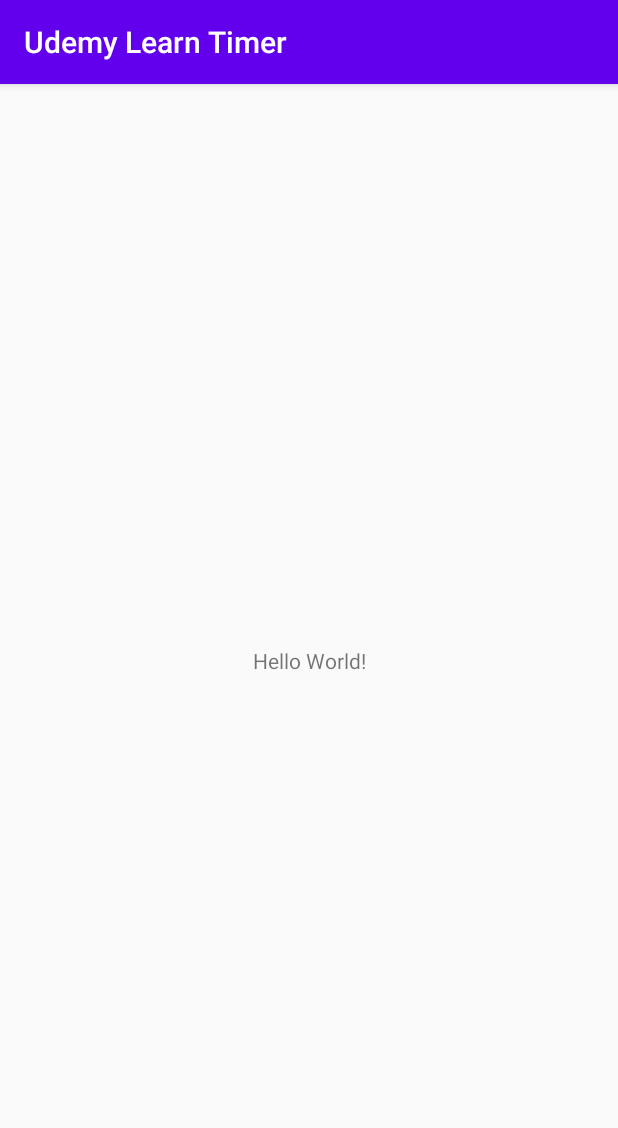
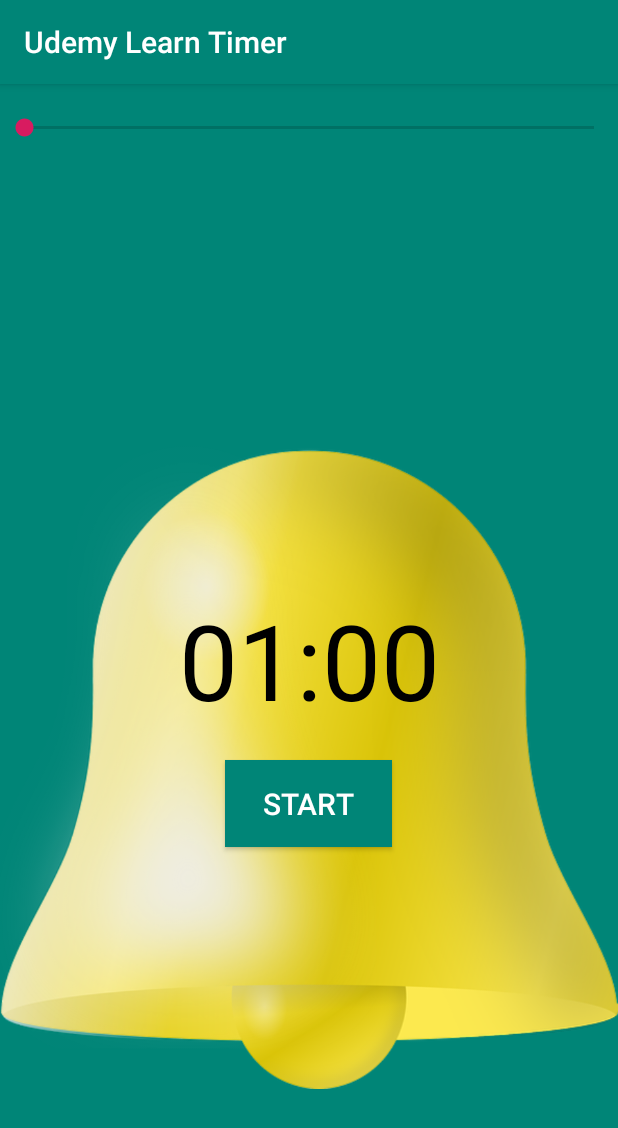
Before and after one commit to ildarsaribzhanov/LearnAndroid_Timer, an Android app: the screen it shows after launch (MainActivity), on a phone screen of 412 x 824 dp. Shown: the top 1128 px of the screen. Run offline under Robolectric (Android 15) with nearby library versions, the phone set to English and light mode, and no system bars.

Commit message:
[Add] makeup

```diff
--- a/app/src/main/res/layout/activity_main.xml
+++ b/app/src/main/res/layout/activity_main.xml
@@ -1,18 +1,61 @@
 <?xml version="1.0" encoding="utf-8"?>
-<androidx.constraintlayout.widget.ConstraintLayout xmlns:android="http://schemas.android.com/apk/res/android"
+<RelativeLayout xmlns:android="http://schemas.android.com/apk/res/android"
     xmlns:app="http://schemas.android.com/apk/res-auto"
     xmlns:tools="http://schemas.android.com/tools"
     android:layout_width="match_parent"
     android:layout_height="match_parent"
+    android:background="@color/colorPrimary"
     tools:context=".MainActivity">
 
-    <TextView
-        android:layout_width="wrap_content"
+    <ImageView
+        android:id="@+id/bg"
+        android:layout_width="match_parent"
         android:layout_height="wrap_content"
-        android:text="Hello World!"
-        app:layout_constraintBottom_toBottomOf="parent"
-        app:layout_constraintLeft_toLeftOf="parent"
-        app:layout_constraintRight_toRightOf="parent"
-        app:layout_constraintTop_toTopOf="parent" />
+        android:layout_alignParentBottom="true"
+        android:contentDescription="TODO"
+        android:src="@drawable/bg" />
 
-</androidx.constraintlayout.widget.ConstraintLayout>
+    <RelativeLayout
+        android:layout_width="match_parent"
+        android:layout_height="wrap_content"
+        android:layout_alignParentTop="true"
+        android:layout_alignParentBottom="true"
+        android:orientation="vertical">
+
+        <SeekBar
+            android:id="@+id/seekBar"
+            android:layout_width="match_parent"
+            android:layout_height="wrap_content"
+            android:layout_alignParentTop="true"
+            android:layout_marginTop="20dp"
+            android:layout_weight="1" />
+
+        <TextView
+            android:id="@+id/timerValue"
+            android:layout_width="match_parent"
+            android:layout_height="wrap_content"
+            android:layout_centerVertical="true"
+            android:layout_marginTop="300dp"
+            android:text="01:00"
+            android:textColor="@android:color/black"
+            android:textAlignment="center"
+            android:textSize="70sp" />
+
+        <Button
+            android:id="@+id/button"
+            android:layout_width="wrap_content"
+            android:layout_height="wrap_content"
+            android:layout_below="@+id/timerValue"
+            android:layout_centerHorizontal="true"
+            android:layout_marginTop="20dp"
+            android:layout_weight="1"
+            android:background="@color/colorPrimary"
+            android:paddingHorizontal="25dp"
+            android:paddingVertical="15dp"
+            android:text="START"
+            android:textColor="@android:color/white"
+            android:textSize="20sp" />
+
+    </RelativeLayout>
+
+</RelativeLayout>
--- a/app/src/main/res/values/colors.xml
+++ b/app/src/main/res/values/colors.xml
@@ -1,6 +1,6 @@
 <?xml version="1.0" encoding="utf-8"?>
 <resources>
-    <color name="colorPrimary">#6200EE</color>
-    <color name="colorPrimaryDark">#3700B3</color>
-    <color name="colorAccent">#03DAC5</color>
+    <color name="colorPrimary">#008577</color>
+    <color name="colorPrimaryDark">#00574b</color>
+    <color name="colorAccent">#d81b60</color>
 </resources>
```
Also changed, not shown: app/src/main/res/drawable-v24/bg.png (added).
